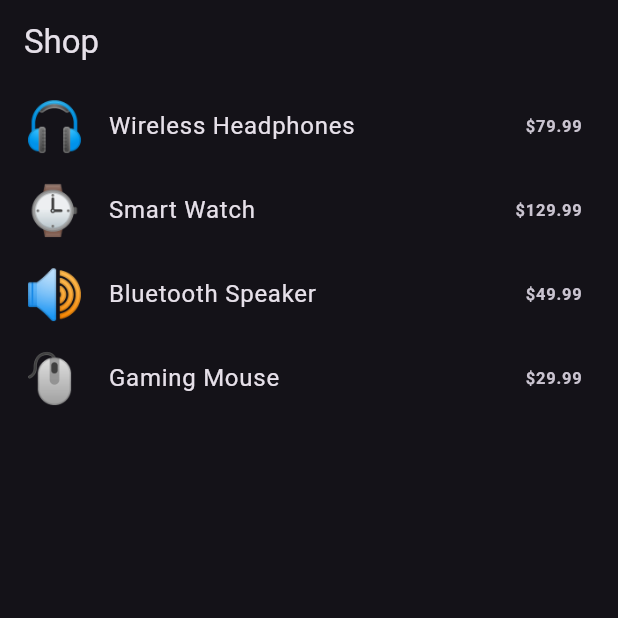
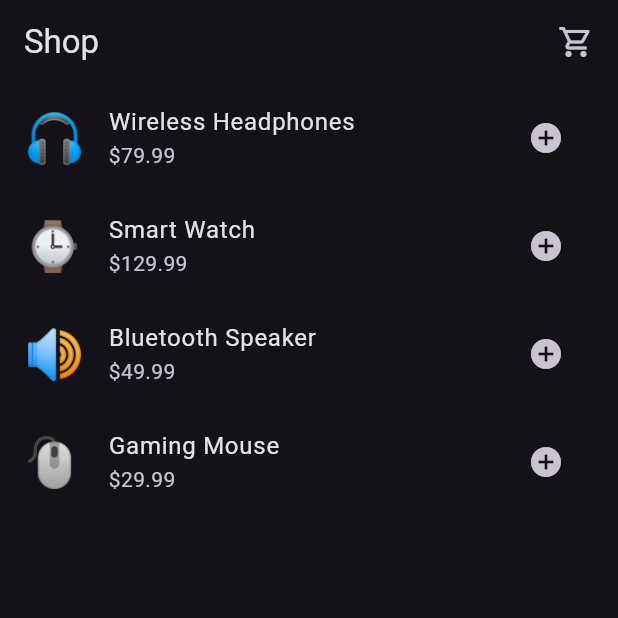
Before and after one commit to AmitAswal-lab/flutter-shopping-app, a Flutter app: the screen it shows after launch, on a phone screen of 412 x 824 dp, the top half of it. Run offline on Flutter 3.47's test engine with Material 3 defaults, Android fonts, the phone set to English and light mode, and no system bars.

Commit message:
feat: add-to-cart with live cart badge

```diff
--- a/lib/screens/product_list_screen.dart
+++ b/lib/screens/product_list_screen.dart
@@ -1,5 +1,8 @@
 import 'package:flutter/material.dart';
+import 'package:provider/provider.dart';
 
+import '../models/cart.dart';
+import '../models/cart_item.dart';
 import '../models/product.dart';
 import '../utils/money.dart';
 
@@ -9,12 +12,32 @@ class ProductListScreen extends StatelessWidget {
   @override
   Widget build(BuildContext context) {
     return Scaffold(
-      appBar: AppBar(title: const Text('Shop')),
+      appBar: AppBar(
+        title: const Text('Shop'),
+        actions: const [_CartBadge()],
+      ),
       body: ListView.builder(
         itemCount: kProducts.length,
         itemBuilder: (context, index) {
           return _ProductTile(product: kProducts[index]);
         },
+      ),
+    );
+  }
+}
+
+class _CartBadge extends StatelessWidget {
+  const _CartBadge();
+
+  @override
+  Widget build(BuildContext context) {
+    final count = context.select<Cart, int>((cart) => cart.totalCount);
+    return Padding(
+      padding: const EdgeInsets.only(right: 16),
+      child: Badge(
+        isLabelVisible: count > 0,
+        label: Text('$count'),
+        child: const Icon(Icons.shopping_cart_outlined),
       ),
     );
   }
@@ -30,9 +53,19 @@ class _ProductTile extends StatelessWidget {
     return ListTile(
       leading: Text(product.emoji, style: const TextStyle(fontSize: 32)),
       title: Text(product.name),
-      trailing: Text(
-        formatCents(product.priceCents),
-        style: const TextStyle(fontWeight: FontWeight.bold),
+      subtitle: Text(formatCents(product.priceCents)),
+      trailing: IconButton(
+        icon: const Icon(Icons.add_circle),
+        onPressed: () {
+          context.read<Cart>().add(
+                CartItem(
+                  productId: product.id,
+                  name: product.name,
+                  priceCents: product.priceCents,
+                  quantity: 1,
+                ),
+              );
+        },
       ),
     );
   }
```
